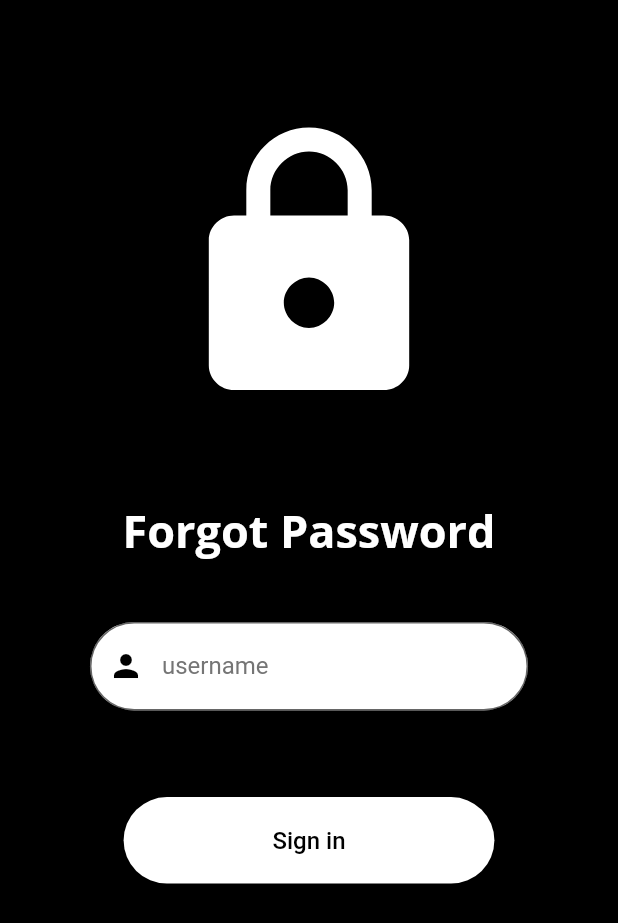
After one commit to RXRider1451/Software-Design-Project, a Flutter app: the forgotPasswordScreen screen opened directly, on a phone screen of 412 x 824 dp. The commit adds this screen. Shown: the top 923 px of the screen. Run offline on Flutter 3.47's test engine with Material 2 defaults, Android fonts, the phone set to English and light mode, and no system bars; our stand-ins replace fluttertoast, form_field_validator, google_fonts, lottie, shared_preferences, table_calendar; accounts and stored records are empty.

Commit message:
bug fixing

```diff
--- /dev/null
+++ b/lib/screens/forgotPassword_screen.dart
@@ -0,0 +1,123 @@
+import 'package:flutter/material.dart';
+import 'package:google_fonts/google_fonts.dart';
+import 'package:sd_health_science_app/screens/signin.dart';
+import 'package:fluttertoast/fluttertoast.dart';
+
+class forgotPasswordScreen extends StatefulWidget {
+  @override
+  _forgotPasswordScreenState createState() => _forgotPasswordScreenState();
+}
+
+class _forgotPasswordScreenState extends State<forgotPasswordScreen> {
+  final _usernameController = TextEditingController();
+
+  final GlobalKey<FormState> _formkey = GlobalKey<FormState>();
+
+  @override
+  Widget build(BuildContext context) {
+    return Scaffold(
+      backgroundColor: Colors.black,
+      body: SingleChildScrollView(
+        child: Form(
+          key: _formkey,
+          child: Container(
+            height: MediaQuery.of(context).size.height,
+            width: MediaQuery.of(context).size.height,
+            padding: EdgeInsets.all(20),
+            alignment: Alignment.center,
+            child: Column(children: [
+              Expanded(
+                flex: 2,
+                child: Icon(
+                  Icons.lock,
+                  size: 200,
+                  color: Colors.white,
+                ),
+              ),
+              Flexible(
+                child: Text(
+                  'Forgot Password',
+                  style: GoogleFonts.openSans(
+                    fontWeight: FontWeight.bold,
+                    fontSize: 30,
+                    color: Colors.white,
+                  ),
+                  maxLines: 1,
+                ),
+              ),
+              Expanded(
+                child: Padding(
+                  padding: const EdgeInsets.all(40),
+                  child: TextFormField(
+                    controller: _usernameController,
+
+                    //textAlign: TextAlign.center,
+                    cursorColor: Colors.black,
+                    textInputAction: TextInputAction.next,
+                    decoration: InputDecoration(
+                        //labelText: 'Username',
+                        prefixIcon: Icon(
+                          Icons.person,
+                          color: Colors.black,
+                        ),
+                        border: OutlineInputBorder(
+                          borderRadius: BorderRadius.all(
+                            Radius.circular(30.0),
+                          ),
+                        ),
+                        focusedBorder: OutlineInputBorder(
+                          borderRadius: BorderRadius.all(
+                            Radius.circular(30.0),
+                          ),
+                          borderSide: BorderSide.none,
+                        ),
+                        filled: true,
+                        hintStyle: TextStyle(color: Colors.grey[600]),
+                        hintText: "username",
+                        fillColor: Colors.white),
+                    //Validation for Username
+                    validator: (value) {
+                      if (value == null || value.isEmpty) {
+                        return 'Please enter a username';
+                      } else if (value.length > 15) {
+                        return "Username should not be greater than 15 characters";
+                      }
+                      return null;
+                    },
+                  ),
+                ),
+              ),
+              Flexible(
+                child: Container(
+                  width: MediaQuery.of(context).size.width * 0.6,
+                  height: MediaQuery.of(context).size.height * 0.07,
+                  child: TextButton(
+                      child: Text('Sign in',
+                          style: TextStyle(fontSize: 16, color: Colors.black)),
+                      style: ButtonStyle(
+                          backgroundColor:
+                              MaterialStateProperty.all<Color>(Colors.white),
+                          shape:
+                              MaterialStateProperty.all<RoundedRectangleBorder>(
+                                  RoundedRectangleBorder(
+                            borderRadius: BorderRadius.circular(30.0),
+                          ))),
+                      onPressed: () async {
+                        // if (_formkey.currentState.validate()) {
+                        //   Navigator.pushReplacement(
+                        //       context,
+                        //       MaterialPageRoute(
+                        //           builder: (context) => SignInScreen()));
+                        // }
+                        bool validate = true;
+                        if (_usernameController.text == null) {}
+                      }),
+                ),
+              ),
+            ]),
+          ),
+        ),
+      ),
+    );
+  }
+}
--- a/lib/screens/home_screen.dart
+++ b/lib/screens/home_screen.dart
@@ -89,7 +89,9 @@ class _HomeScreenState extends State<HomeScreen> {
 
   getSharedPref() async {
     prefs = await SharedPreferences.getInstance();
-    username = await prefs.getString('username');
+    setState(() async {
+      username = await prefs.getString('username');
+    });
   }
 
   List<TaskModel> _getEventsForDay(DateTime focusedDay) {
@@ -148,7 +150,7 @@ class _HomeScreenState extends State<HomeScreen> {
               decoration: BoxDecoration(color: Colors.black),
             ),
             ListTile(
-              onTap: () {},
+              onTap: () async {},
               leading: Icon(
                 Icons.home,
                 color: Colors.black,
@@ -191,7 +193,6 @@ class _HomeScreenState extends State<HomeScreen> {
                     fontWeight: FontWeight.normal, color: Colors.black),
               ),
             ),
-            Divider(),
           ],
         ),
       ),
--- a/pubspec.yaml
+++ b/pubspec.yaml
@@ -32,6 +32,7 @@ dependencies:
   google_fonts: ^2.0.0
   table_calendar: ^3.0.0
   shared_preferences: ^2.0.5
+  fluttertoast: ^8.0.6
 
 dev_dependencies:
   flutter_test:
```
